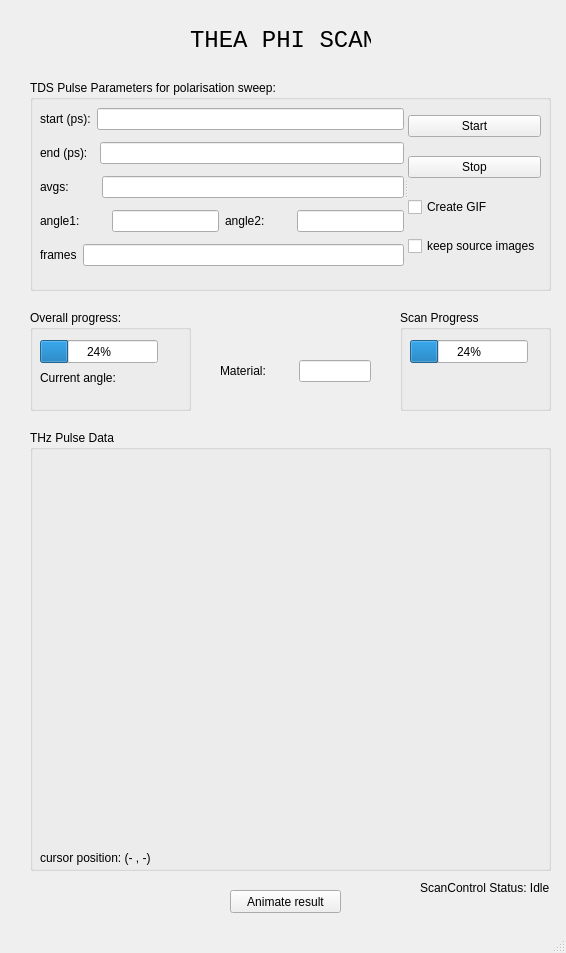
Before: the Qt Designer form View/Designer/polSweepUI.ui in Srinivas-Ganti/TQC, drawn with Qt 5.
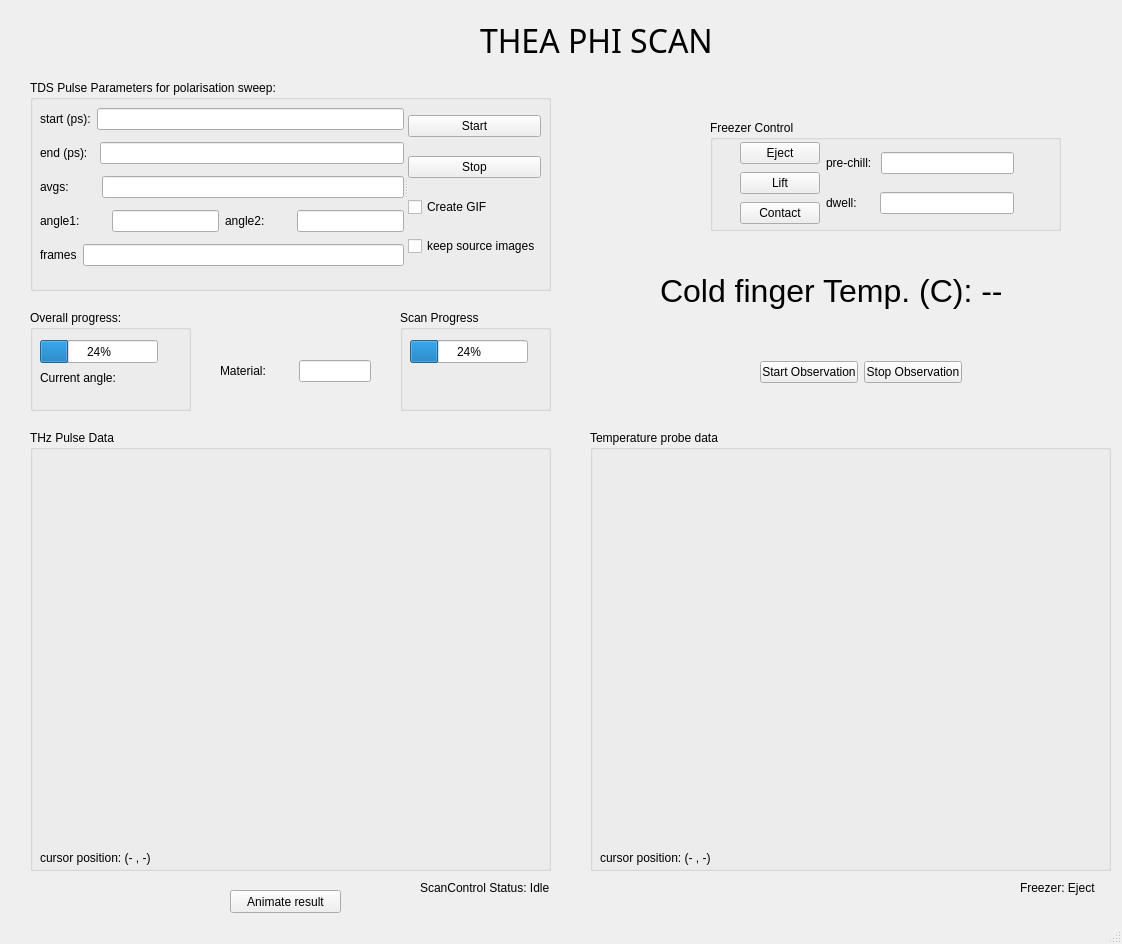
After: the same form once the commit is applied. Custom widgets are drawn as their Qt base class.

Commit message: update pol sweep UI

Patch:
```diff
--- a/View/Designer/polSweepUI.ui
+++ b/View/Designer/polSweepUI.ui
@@ -9,8 +9,8 @@
    <rect>
     <x>0</x>
     <y>0</y>
-    <width>566</width>
-    <height>953</height>
+    <width>1122</width>
+    <height>944</height>
    </rect>
   </property>
   <property name="windowTitle">
@@ -165,16 +165,16 @@
    <widget class="QLabel" name="label">
     <property name="geometry">
      <rect>
-      <x>190</x>
+      <x>480</x>
       <y>20</y>
-      <width>181</width>
+      <width>251</width>
       <height>41</height>
      </rect>
     </property>
     <property name="font">
      <font>
-      <family>Consolas</family>
-      <pointsize>18</pointsize>
+      <family>Corbel Light</family>
+      <pointsize>24</pointsize>
      </font>
     </property>
     <property name="text">
@@ -330,6 +330,186 @@
      </item>
     </layout>
    </widget>
+   <widget class="QWidget" name="layoutWidget_4">
+    <property name="geometry">
+     <rect>
+      <x>760</x>
+      <y>360</y>
+      <width>202</width>
+      <height>25</height>
+     </rect>
+    </property>
+    <layout class="QHBoxLayout" name="horizontalLayout_7">
+     <item>
+      <widget class="QPushButton" name="btnStartTemp">
+       <property name="text">
+        <string>Start Observation</string>
+       </property>
+      </widget>
+     </item>
+     <item>
+      <widget class="QPushButton" name="btnStopTemp">
+       <property name="text">
+        <string>Stop Observation</string>
+       </property>
+      </widget>
+     </item>
+    </layout>
+   </widget>
+   <widget class="QGroupBox" name="gLivePlot_2">
+    <property name="geometry">
+     <rect>
+      <x>590</x>
+      <y>430</y>
+      <width>521</width>
+      <height>441</height>
+     </rect>
+    </property>
+    <property name="title">
+     <string>Temperature probe data</string>
+    </property>
+    <widget class="PlotWidget" name="livePlot_2" native="true">
+     <property name="geometry">
+      <rect>
+       <x>10</x>
+       <y>30</y>
+       <width>491</width>
+       <height>391</height>
+      </rect>
+     </property>
+    </widget>
+    <widget class="QLabel" name="xyLabel_2">
+     <property name="geometry">
+      <rect>
+       <x>10</x>
+       <y>420</y>
+       <width>191</width>
+       <height>16</height>
+      </rect>
+     </property>
+     <property name="text">
+      <string>cursor position: (- , -)</string>
+     </property>
+    </widget>
+   </widget>
+   <widget class="QLabel" name="lblTempBig">
+    <property name="geometry">
+     <rect>
+      <x>660</x>
+      <y>240</y>
+      <width>391</width>
+      <height>101</height>
+     </rect>
+    </property>
+    <property name="font">
+     <font>
+      <pointsize>24</pointsize>
+      <underline>false</underline>
+     </font>
+    </property>
+    <property name="text">
+     <string>Cold finger Temp. (C): --</string>
+    </property>
+   </widget>
+   <widget class="QLabel" name="lblStatusFreezer">
+    <property name="geometry">
+     <rect>
+      <x>1020</x>
+      <y>880</y>
+      <width>91</width>
+      <height>16</height>
+     </rect>
+    </property>
+    <property name="text">
+     <string>Freezer: Eject</string>
+    </property>
+   </widget>
+   <widget class="QGroupBox" name="groupBox_3">
+    <property name="geometry">
+     <rect>
+      <x>710</x>
+      <y>120</y>
+      <width>351</width>
+      <height>111</height>
+     </rect>
+    </property>
+    <property name="title">
+     <string>Freezer Control</string>
+    </property>
+    <widget class="QWidget" name="">
+     <property name="geometry">
+      <rect>
+       <x>30</x>
+       <y>20</y>
+       <width>274</width>
+       <height>87</height>
+      </rect>
+     </property>
+     <layout class="QHBoxLayout" name="horizontalLayout_18">
+      <item>
+       <layout class="QHBoxLayout" name="horizontalLayout_16">
+        <item>
+         <layout class="QVBoxLayout" name="verticalLayout_3">
+          <item>
+           <widget class="QPushButton" name="btnEject">
+            <property name="text">
+             <string>Eject</string>
+            </property>
+           </widget>
+          </item>
+          <item>
+           <widget class="QPushButton" name="btnLift">
+            <property name="text">
+             <string>Lift</string>
+            </property>
+           </widget>
+          </item>
+          <item>
+           <widget class="QPushButton" name="btnContact">
+            <property name="text">
+             <string>Contact</string>
+            </property>
+           </widget>
+          </item>
+         </layout>
+        </item>
+       </layout>
+      </item>
+      <item>
+       <layout class="QVBoxLayout" name="verticalLayout_6">
+        <item>
+         <layout class="QHBoxLayout" name="horizontalLayout_17">
+          <item>
+           <widget class="QLabel" name="lblTdsInterval_3">
+            <property name="text">
+             <string>pre-chill: </string>
+            </property>
+           </widget>
+          </item>
+          <item>
+           <widget class="QLineEdit" name="lEditPreChill"/>
+          </item>
+         </layout>
+        </item>
+        <item>
+         <layout class="QHBoxLayout" name="horizontalLayout_8">
+          <item>
+           <widget class="QLabel" name="lblTdsInterval">
+            <property name="text">
+             <string>dwell:     </string>
+            </property>
+           </widget>
+          </item>
+          <item>
+           <widget class="QLineEdit" name="lEditInterval"/>
+          </item>
+         </layout>
+        </item>
+       </layout>
+      </item>
+     </layout>
+    </widget>
+   </widget>
   </widget>
   <widget class="QStatusBar" name="statusbar"/>
  </widget>
```
